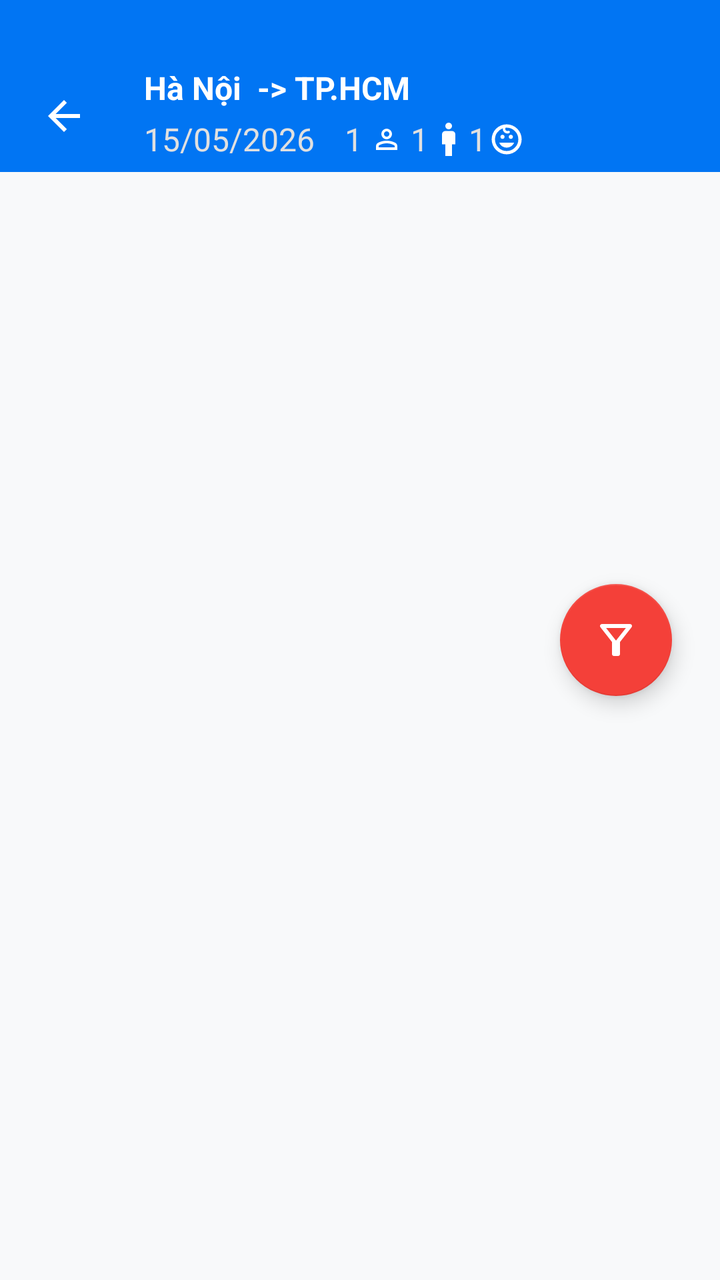
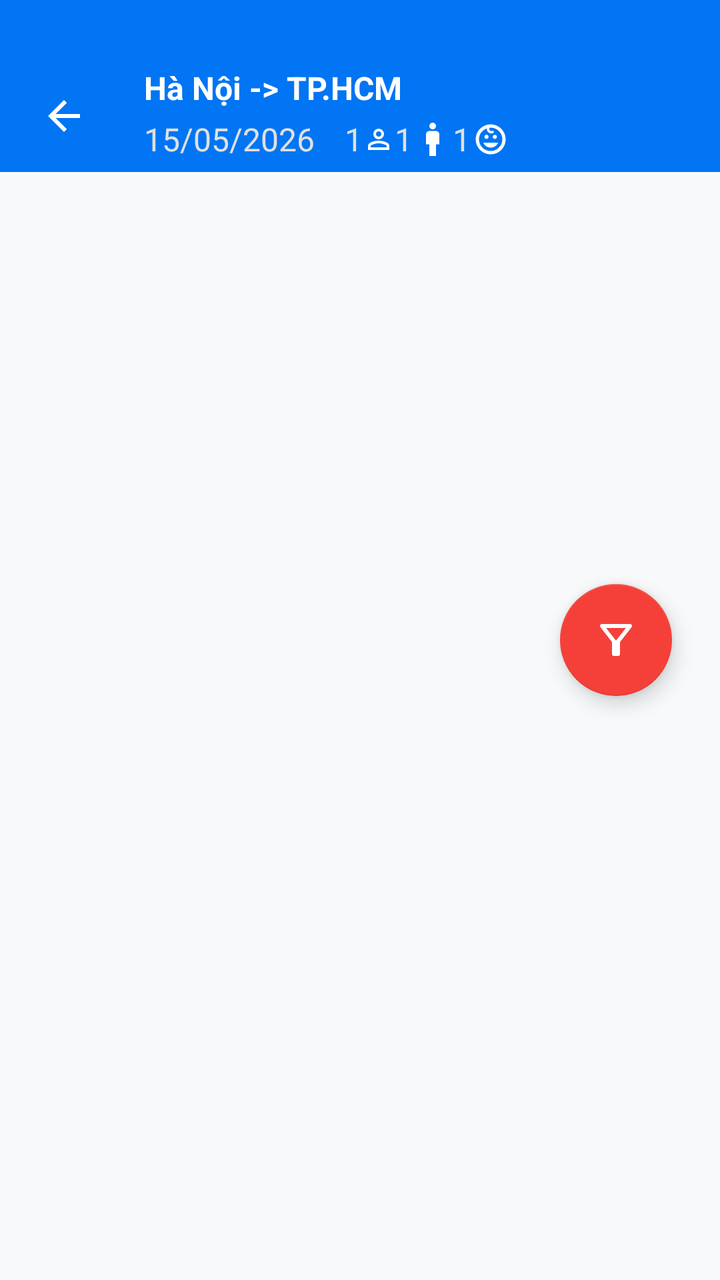

Two renders of the same Android screen: before a commit and after it. Below are the layout's source before the change and the commit's diff.
<!-- AndroidManifest.xml: application theme Theme.FlightBookingApp -->
<!-- res/layout/activity_search_flight.xml -->
<?xml version="1.0" encoding="utf-8"?>
<androidx.coordinatorlayout.widget.CoordinatorLayout xmlns:android="http://schemas.android.com/apk/res/android"
    xmlns:app="http://schemas.android.com/apk/res-auto"
    xmlns:tools="http://schemas.android.com/tools"
    android:id="@+id/main"
    android:layout_width="match_parent"
    android:layout_height="match_parent"
    android:background="#F8F9FA"
    tools:context=".ui.view.activity.SearchFlightActivity">

    <com.google.android.material.appbar.AppBarLayout
        android:layout_width="match_parent"
        android:layout_height="wrap_content"
        android:background="@color/white"
        app:elevation="0dp">

        <androidx.constraintlayout.widget.ConstraintLayout
            android:layout_width="match_parent"
            android:layout_height="wrap_content"
            android:background="@color/primary_blue">

            <com.google.android.material.appbar.MaterialToolbar
                android:id="@+id/toolbarFlights"
                android:layout_width="match_parent"
                android:layout_height="?attr/actionBarSize"
                android:layout_marginTop="30dp"
                android:paddingStart="4dp"
                app:layout_constraintStart_toStartOf="parent"
                app:layout_constraintTop_toTopOf="parent"
                app:navigationIcon="@drawable/ic_back"
                app:navigationIconTint="@color/white"
                app:title="Danh sách chuyến bay"
                app:titleTextColor="@color/white">
                
                <LinearLayout
                    android:layout_width="match_parent"
                    android:layout_height="wrap_content"
                    android:orientation="vertical"
                    android:paddingEnd="16dp">

                    
                    <TextView
                        android:id="@+id/tv_route"
                        android:layout_width="wrap_content"
                        android:layout_height="wrap_content"
                        android:text="Hà Nội  -> TP.HCM"
                        android:textColor="@color/white"
                        android:textSize="16sp"
                        android:textStyle="bold" />

                    <LinearLayout
                        android:layout_width="match_parent"
                        android:layout_height="wrap_content"
                        android:layout_marginTop="2dp"
                        android:gravity="center_vertical"
                        android:orientation="horizontal">
                        
                        <TextView
                            android:id="@+id/tv_info_date"
                            android:layout_width="wrap_content"
                            android:layout_height="wrap_content"
                            android:text="15/05/2026"
                            android:textColor="#E0E0E0"
                            android:textSize="16sp" />

                        <TextView
                            android:id="@+id/tv_search_adult_count"
                            android:layout_width="wrap_content"
                            android:layout_height="wrap_content"
                            android:layout_marginStart="15dp"
                            android:text="1 "
                            android:textColor="#E0E0E0"
                            android:textSize="16sp" />

                        <ImageView
                            android:layout_width="16dp"
                            android:layout_height="26dp"
                            android:src="@drawable/ic_nav_profile"
                            app:tint="@color/white" />

                        <TextView
                            android:id="@+id/tv_search_child_count"
                            android:layout_width="wrap_content"
                            android:layout_height="wrap_content"
                            android:text=" 1"
                            android:textColor="#E0E0E0"
                            android:textSize="16sp" />

                        <ImageView
                            android:layout_width="20dp"
                            android:layout_height="20dp"
                            android:src="@drawable/ic_child"
                            app:tint="@color/white" />

                        <TextView
                            android:id="@+id/tv_search_baby_count"
                            android:layout_width="wrap_content"
                            android:layout_height="wrap_content"
                            android:text="1"
                            android:textColor="#E0E0E0"
                            android:textSize="16sp" />

                        <ImageView
                            android:layout_width="20dp"
                            android:layout_height="20dp"
                            android:src="@drawable/ic_baby"
                            app:tint="@color/white" />


                    </LinearLayout>


                </LinearLayout>

            </com.google.android.material.appbar.MaterialToolbar>

            
            <LinearLayout
                android:id="@+id/layout_trip_tabs"
                android:layout_width="match_parent"
                android:layout_height="wrap_content"

                android:layout_marginTop="8dp"
                android:background="@drawable/bg_tab_container"
                android:orientation="horizontal"
                android:visibility="gone"
                app:layout_constraintTop_toBottomOf="@id/toolbarFlights"
                tools:visibility="visible">

                
                <TextView
                    android:id="@+id/tab_depart"
                    android:layout_width="0dp"
                    android:layout_height="wrap_content"
                    android:layout_weight="1"
                    android:alpha="1.0"
                    android:background="@drawable/bg_seat_tab_selected"
                    android:gravity="center"
                    android:paddingVertical="10dp"
                    android:text="LƯỢT ĐI"
                    android:textSize="13sp"
                    android:textStyle="bold" />

                
                <TextView
                    android:id="@+id/tab_return"
                    android:layout_width="0dp"
                    android:layout_height="wrap_content"
                    android:layout_weight="1"
                    android:background="@drawable/bg_seat_tab_unselected"
                    android:gravity="center"
                    android:paddingVertical="10dp"
                    android:text="LƯỢT VỀ"
                    android:textSize="13sp"
                    android:textStyle="bold" />

            </LinearLayout>


        </androidx.constraintlayout.widget.ConstraintLayout>

    </com.google.android.material.appbar.AppBarLayout>

    <androidx.constraintlayout.widget.ConstraintLayout
        android:layout_width="match_parent"
        android:layout_height="match_parent"
        app:layout_behavior="@string/appbar_scrolling_view_behavior">

        <androidx.recyclerview.widget.RecyclerView
            android:id="@+id/rv_flights"
            android:layout_width="match_parent"
            android:layout_height="0dp"
            android:layout_marginTop="10dp"
            app:layout_constraintBottom_toBottomOf="parent"
            app:layout_constraintTop_toTopOf="parent"
            tools:itemCount="2"
            tools:listitem="@layout/item_flight" />

    </androidx.constraintlayout.widget.ConstraintLayout>

    
    <com.google.android.material.floatingactionbutton.FloatingActionButton
        android:id="@+id/fab_filter"
        android:layout_width="wrap_content"
        android:layout_height="wrap_content"
        android:layout_gravity="center|end"
        android:layout_margin="24dp"
        android:contentDescription="Lọc chuyến bay"
        android:src="@drawable/ic_filter"
        app:backgroundTint="#F44039"
        app:tint="@color/white" />

    <LinearLayout
        android:id="@+id/layout_empty_state"
        android:layout_width="match_parent"
        android:layout_height="match_parent"
        android:gravity="center"
        android:orientation="vertical"
        android:paddingHorizontal="32dp"
        android:visibility="gone"
        app:layout_anchor="@+id/fab_filter"
        app:layout_anchorGravity="start|bottom"
        tools:visibility="gone">

        
        <ImageView
            android:layout_width="240dp"
            android:layout_height="240dp"
            android:layout_marginBottom="24dp"
            android:scaleType="fitCenter"
            android:src="@drawable/empty_flight" />

        
        <TextView
            android:layout_width="wrap_content"
            android:layout_height="wrap_content"
            android:layout_marginBottom="12dp"
            android:gravity="center"
            android:text="Không tìm thấy chuyến bay phù hợp!"
            android:textColor="#1A1A1A"
            android:textSize="18sp"
            android:textStyle="bold" />

        
        <TextView
            android:layout_width="wrap_content"
            android:layout_height="wrap_content"
            android:layout_marginBottom="32dp"
            android:gravity="center"
            android:lineSpacingExtra="4dp"
            android:text="Vui lòng chọn ngày khác !"
            android:textColor="#757575"
            android:textSize="14sp" />

        
        <com.google.android.material.button.MaterialButton
            android:id="@+id/btn_search_other_date"
            android:layout_width="wrap_content"
            android:layout_height="56dp"
            android:backgroundTint="#F44039"
            android:paddingHorizontal="32dp"
            android:text="Tìm ngày khác"
            android:textAllCaps="false"
            android:textSize="16sp"
            app:cornerRadius="28dp"
            app:elevation="4dp" />

    </LinearLayout>

    <ProgressBar
        android:id="@+id/progress_bar"
        android:layout_width="wrap_content"
        android:layout_height="wrap_content"
        android:layout_gravity="center"
        android:visibility="visible" />

    <ProgressBar
        android:id="@+id/progress_bar_more"
        android:layout_width="wrap_content"
        android:layout_height="wrap_content"
        android:layout_gravity="center|bottom"
        android:visibility="visible" />


</androidx.coordinatorlayout.widget.CoordinatorLayout>
<!-- res/layout/item_flight.xml (included above) -->
<?xml version="1.0" encoding="utf-8"?>
<com.google.android.material.card.MaterialCardView xmlns:android="http://schemas.android.com/apk/res/android"
    xmlns:app="http://schemas.android.com/apk/res-auto"
    android:layout_width="match_parent"
    android:layout_height="wrap_content"
    android:layout_marginHorizontal="16dp"
    android:layout_marginVertical="8dp"
    app:cardBackgroundColor="#FFFFFF"
    app:cardCornerRadius="16dp"
    app:cardElevation="2dp"
    app:strokeColor="#F0F0F0"
    app:strokeWidth="1dp">

    <androidx.constraintlayout.widget.ConstraintLayout
        android:layout_width="match_parent"
        android:layout_height="wrap_content"
        android:padding="16dp">

            <com.google.android.material.imageview.ShapeableImageView
                android:id="@+id/imgAirlineLogo"
                android:layout_width="50dp"
                android:layout_height="50dp"
                android:background="#F5F5F5"
                android:padding="4dp"
                android:src="@drawable/ic_airline"
                android:scaleType="centerCrop"
                app:shapeAppearanceOverlay="@style/RoundedCorners"
                app:layout_constraintStart_toStartOf="parent"
                app:layout_constraintTop_toTopOf="parent"/>
        
        <TextView
            android:id="@+id/tv_flight_number"
            android:layout_width="wrap_content"
            android:layout_height="wrap_content"
            android:layout_marginStart="12dp"
            android:text="VJ-456"
            android:textColor="#212121"
            android:textSize="18sp"
            android:textStyle="bold"
            app:layout_constraintBottom_toTopOf="@id/tv_flight_airline"
            app:layout_constraintStart_toEndOf="@id/imgAirlineLogo"
            app:layout_constraintTop_toTopOf="@id/imgAirlineLogo" />

        <TextView
            android:id="@+id/tv_flight_airline"
            android:layout_width="wrap_content"
            android:layout_height="wrap_content"
            android:layout_marginStart="12dp"
            android:text="Vietjet Air"
            android:textColor="#757575"
            android:textSize="13sp"
            app:layout_constraintStart_toEndOf="@id/imgAirlineLogo"
            app:layout_constraintTop_toBottomOf="@id/tv_flight_number" />


        <TextView
            android:id="@+id/tv_date"
            android:layout_width="wrap_content"
            android:layout_height="wrap_content"
            android:text="20/05/2026"
            android:textColor="#757575"
            android:textSize="15sp"
            app:layout_constraintBottom_toTopOf="@id/tv_duration"
            app:layout_constraintEnd_toEndOf="parent"
            app:layout_constraintTop_toTopOf="@id/imgAirlineLogo"
             />

        <TextView
            android:id="@+id/tv_duration"
            android:layout_width="wrap_content"
            android:layout_height="wrap_content"
            android:text="01 h 40p"
            android:textColor="#757575"
            android:textSize="13sp"
            app:layout_constraintEnd_toEndOf="parent"
            app:layout_constraintTop_toBottomOf="@id/tv_date"
            />


        <TextView
            android:id="@+id/tv_departure_time"
            android:layout_width="wrap_content"
            android:layout_height="wrap_content"
            android:layout_marginTop="12dp"
            android:text="5.50"
            android:textColor="#212121"
            android:textSize="22sp"
            android:textStyle="bold"
            app:layout_constraintStart_toStartOf="parent"
            app:layout_constraintTop_toBottomOf="@id/imgAirlineLogo" />

        <TextView
            android:id="@+id/tv_departure_location"
            android:layout_width="wrap_content"
            android:layout_height="wrap_content"
            android:layout_marginTop="4dp"
            android:text="HAN"
            android:textColor="#757575"
            android:textSize="14sp"
            app:layout_constraintStart_toStartOf="parent"
            app:layout_constraintTop_toBottomOf="@id/tv_departure_time" />

        <TextView
            android:id="@+id/tv_arrival_time"
            android:layout_width="wrap_content"
            android:layout_height="wrap_content"
            android:text="7.30"
            android:textColor="#212121"
            android:textSize="22sp"
            android:textStyle="bold"
            app:layout_constraintEnd_toEndOf="parent"
            app:layout_constraintTop_toTopOf="@id/tv_departure_time" />

        <TextView
            android:id="@+id/tv_arrival_location"
            android:layout_width="wrap_content"
            android:layout_height="wrap_content"
            android:layout_marginTop="4dp"
            android:text="SGN"
            android:textColor="#757575"
            android:textSize="14sp"
            app:layout_constraintEnd_toEndOf="parent"
            app:layout_constraintTop_toBottomOf="@id/tv_arrival_time" />

        <com.google.android.material.card.MaterialCardView
            android:id="@+id/card_plane_icon"
            android:layout_width="44dp"
            android:layout_height="44dp"
            app:cardBackgroundColor="#0175F3"
            app:cardCornerRadius="22dp"
            app:cardElevation="0dp"
            app:layout_constraintBottom_toBottomOf="@id/tv_departure_location"
            app:layout_constraintEnd_toStartOf="@id/tv_arrival_time"
            app:layout_constraintStart_toEndOf="@id/tv_departure_time"
            app:layout_constraintTop_toTopOf="@id/tv_departure_time">

            <ImageView
                android:layout_width="24dp"
                android:layout_height="24dp"
                android:layout_gravity="center"
                android:scaleType="centerCrop"
                android:src="@drawable/ic_item_flight"
                app:tint="#FFFFFF" />
        </com.google.android.material.card.MaterialCardView>

        <com.google.android.material.card.MaterialCardView
            android:id="@+id/dot_left"
            android:layout_width="6dp"
            android:layout_height="6dp"
            android:layout_marginStart="16dp"
            app:cardBackgroundColor="#D6D6D6"
            app:cardCornerRadius="3dp"
            app:cardElevation="0dp"
            app:layout_constraintBottom_toBottomOf="@id/card_plane_icon"
            app:layout_constraintStart_toEndOf="@id/tv_departure_time"
            app:layout_constraintTop_toTopOf="@id/card_plane_icon" />

        <View
            android:layout_width="0dp"
            android:layout_height="2dp"
            android:background="#E0E0E0"
            app:layout_constraintBottom_toBottomOf="@id/card_plane_icon"
            app:layout_constraintEnd_toStartOf="@id/card_plane_icon"
            app:layout_constraintStart_toEndOf="@id/dot_left"
            app:layout_constraintTop_toTopOf="@id/card_plane_icon" />

        <com.google.android.material.card.MaterialCardView
            android:id="@+id/dot_right"
            android:layout_width="6dp"
            android:layout_height="6dp"
            android:layout_marginEnd="16dp"
            app:cardBackgroundColor="#D6D6D6"
            app:cardCornerRadius="3dp"
            app:cardElevation="0dp"
            app:layout_constraintBottom_toBottomOf="@id/card_plane_icon"
            app:layout_constraintEnd_toStartOf="@id/tv_arrival_time"
            app:layout_constraintTop_toTopOf="@id/card_plane_icon" />

        <View
            android:layout_width="0dp"
            android:layout_height="2dp"
            android:background="#E0E0E0"
            app:layout_constraintBottom_toBottomOf="@id/card_plane_icon"
            app:layout_constraintEnd_toStartOf="@id/dot_right"
            app:layout_constraintStart_toEndOf="@id/card_plane_icon"
            app:layout_constraintTop_toTopOf="@id/card_plane_icon" />


        <View
            android:id="@+id/divider"
            android:layout_width="match_parent"
            android:layout_height="1dp"
            android:layout_marginTop="15dp"
            android:background="#F0F0F0"
            app:layout_constraintTop_toBottomOf="@id/tv_departure_location" />


        <ImageView
            android:id="@+id/iv_fare_class"
            android:layout_width="24dp"
            android:layout_height="24dp"
            android:layout_marginTop="15dp"
            android:src="@drawable/ic_fare_class"
            app:tint="#757575"
            app:layout_constraintStart_toStartOf="parent"
            app:layout_constraintTop_toBottomOf="@id/divider" />

        <TextView
            android:id="@+id/tv_fare_class"
            android:layout_width="wrap_content"
            android:layout_height="wrap_content"
            android:layout_marginStart="8dp"
            android:text="Phổ thông tiết kiệm"
            android:textColor="#757575"
            android:textSize="15sp"
            app:layout_constraintBottom_toBottomOf="@id/iv_fare_class"
            app:layout_constraintStart_toEndOf="@id/iv_fare_class"
            app:layout_constraintTop_toTopOf="@id/iv_fare_class" />

        <TextView
            android:id="@+id/tv_price"
            android:layout_width="wrap_content"
            android:layout_height="wrap_content"
            android:text="2.500.000 đ"
            android:textColor="@color/primary_red"
            android:textSize="18sp"
            android:textStyle="bold"
            app:layout_constraintBottom_toBottomOf="@id/iv_fare_class"
            app:layout_constraintEnd_toEndOf="parent"
            app:layout_constraintTop_toTopOf="@id/iv_fare_class" />


    </androidx.constraintlayout.widget.ConstraintLayout>
</com.google.android.material.card.MaterialCardView>
<!-- resources referenced by this layout -->
<resources>
  <color name="primary_blue">#0175F3</color>
  <color name="primary_red">#F44039</color>
  <color name="white">#FFFFFFFF</color>
  <!-- drawable bg_seat_tab_unselected (drawable) -->
  <?xml version="1.0" encoding="utf-8"?>
  <shape xmlns:android="http://schemas.android.com/apk/res/android"
      android:shape="rectangle">
      <solid android:color="@color/white" />
  </shape>
  <!-- drawable bg_tab_container (drawable) -->
  <?xml version="1.0" encoding="utf-8"?>
  <shape xmlns:android="http://schemas.android.com/apk/res/android"
      android:shape="rectangle">
  
      
      <solid android:color="#0165D8" />
  
      <corners android:radius="8dp" />
  
  </shape>
  <!-- drawable ic_back (drawable) -->
  <vector xmlns:android="http://schemas.android.com/apk/res/android"
      android:width="16dp"
      android:height="16dp"
      android:viewportWidth="16"
      android:viewportHeight="16">
    <path
        android:pathData="M3.825,9L9.425,14.6L8,16L0,8L8,0L9.425,1.4L3.825,7H16V9H3.825Z"
        android:fillColor="#64748B"/>
  </vector>
  <!-- drawable ic_child (drawable) -->
  <vector xmlns:android="http://schemas.android.com/apk/res/android" android:height="30dp" android:viewportHeight="960" android:viewportWidth="960" android:width="30dp">
        
      <path android:fillColor="#006D3B" android:pathData="M400,880v-280h-80v-240q0,-33 23.5,-56.5T400,280h160q33,0 56.5,23.5T640,360v240h-80v280L400,880ZM480,240q-33,0 -56.5,-23.5T400,160q0,-33 23.5,-56.5T480,80q33,0 56.5,23.5T560,160q0,33 -23.5,56.5T480,240Z"/>
      
  </vector>
  <!-- drawable ic_filter (drawable) -->
  <vector xmlns:android="http://schemas.android.com/apk/res/android"
      android:width="24dp"
      android:height="24dp"
      android:viewportWidth="960"
      android:viewportHeight="960">
    <path
        android:pathData="M440,800q-17,0 -28.5,-11.5T400,760v-240L168,224q-15,-20 -4.5,-42t36.5,-22h560q26,0 36.5,22t-4.5,42L560,520v240q0,17 -11.5,28.5T520,800h-80ZM480,492 L678,240L282,240l198,252ZM480,492Z"
        android:fillColor="#FFFFFF"/>
  </vector>
  <!-- drawable ic_item_flight (drawable) -->
  <vector xmlns:android="http://schemas.android.com/apk/res/android"
      android:width="20dp"
      android:height="20dp"
      android:viewportWidth="20"
      android:viewportHeight="20">
    <path
        android:pathData="M0,5H2.5L4.6,8H8.2L5,0H8L13.6,8H18C18.55,8 19.021,8.196 19.413,8.587C19.804,8.979 20,9.45 20,10C20,10.55 19.804,11.021 19.413,11.413C19.021,11.804 18.55,12 18,12H13.6L8,20H5L8.2,12H4.6L2.5,15H0L1.5,10L0,5Z"
        android:fillColor="#0059BB"/>
  </vector>
  <style name="RoundedCorners" parent="">
          <item name="cornerFamily">rounded</item>
          <item name="cornerSizeTopLeft">2dp</item>
          <item name="cornerSizeTopRight">2dp</item>
          <item name="cornerSizeBottomLeft">2dp</item>
          <item name="cornerSizeBottomRight">2dp</item>
      </style>
  <color name="purple_500">#FF6200EE</color>
  <color name="purple_700">#FF3700B3</color>
  <color name="teal_200">#FF03DAC5</color>
  <color name="teal_700">#FF018786</color>
  <color name="black">#FF000000</color>
  <!-- unchanged entries left out for length: 7 -->
</resources>

<!-- the commit's change to res/layout/activity_search_flight.xml (unified diff, before → after) -->
@@ -29,21 +29,19 @@
                 app:layout_constraintTop_toTopOf="parent"
                 app:navigationIcon="@drawable/ic_back"
                 app:navigationIconTint="@color/white"
-                app:title="Danh sách chuyến bay"
+                app:title="@string/title_flight_list"
                 app:titleTextColor="@color/white">
-                
                 <LinearLayout
                     android:layout_width="match_parent"
                     android:layout_height="wrap_content"
                     android:orientation="vertical"
                     android:paddingEnd="16dp">
 
-                    
                     <TextView
                         android:id="@+id/tv_route"
                         android:layout_width="wrap_content"
                         android:layout_height="wrap_content"
-                        android:text="Hà Nội  -> TP.HCM"
+                        android:text="@string/placeholder_search_route"
                         android:textColor="@color/white"
                         android:textSize="16sp"
                         android:textStyle="bold" />
@@ -54,12 +52,11 @@
                         android:layout_marginTop="2dp"
                         android:gravity="center_vertical"
                         android:orientation="horizontal">
-                        
                         <TextView
                             android:id="@+id/tv_info_date"
                             android:layout_width="wrap_content"
                             android:layout_height="wrap_content"
-                            android:text="15/05/2026"
+                            android:text="@string/placeholder_search_date"
                             android:textColor="#E0E0E0"
                             android:textSize="16sp" />
 
@@ -68,7 +65,7 @@
                             android:layout_width="wrap_content"
                             android:layout_height="wrap_content"
                             android:layout_marginStart="15dp"
-                            android:text="1 "
+                            android:text="@string/placeholder_count_default"
                             android:textColor="#E0E0E0"
                             android:textSize="16sp" />
 
@@ -82,7 +79,7 @@
                             android:id="@+id/tv_search_child_count"
                             android:layout_width="wrap_content"
                             android:layout_height="wrap_content"
-                            android:text=" 1"
+                            android:text="@string/placeholder_count_default"
                             android:textColor="#E0E0E0"
                             android:textSize="16sp" />
 
@@ -96,7 +93,7 @@
                             android:id="@+id/tv_search_baby_count"
                             android:layout_width="wrap_content"
                             android:layout_height="wrap_content"
-                            android:text="1"
+                            android:text="@string/placeholder_count_default"
                             android:textColor="#E0E0E0"
                             android:textSize="16sp" />
 
@@ -114,7 +111,6 @@
 
             </com.google.android.material.appbar.MaterialToolbar>
 
-            
             <LinearLayout
                 android:id="@+id/layout_trip_tabs"
                 android:layout_width="match_parent"
@@ -127,7 +123,6 @@
                 app:layout_constraintTop_toBottomOf="@id/toolbarFlights"
                 tools:visibility="visible">
 
-                
                 <TextView
                     android:id="@+id/tab_depart"
                     android:layout_width="0dp"
@@ -137,11 +132,10 @@
                     android:background="@drawable/bg_seat_tab_selected"
                     android:gravity="center"
                     android:paddingVertical="10dp"
-                    android:text="LƯỢT ĐI"
+                    android:text="@string/tab_outbound"
                     android:textSize="13sp"
                     android:textStyle="bold" />
 
-                
                 <TextView
                     android:id="@+id/tab_return"
                     android:layout_width="0dp"
@@ -150,7 +144,7 @@
                     android:background="@drawable/bg_seat_tab_unselected"
                     android:gravity="center"
                     android:paddingVertical="10dp"
-                    android:text="LƯỢT VỀ"
+                    android:text="@string/tab_return"
                     android:textSize="13sp"
                     android:textStyle="bold" />
 
@@ -178,14 +172,13 @@
 
     </androidx.constraintlayout.widget.ConstraintLayout>
 
-    
     <com.google.android.material.floatingactionbutton.FloatingActionButton
         android:id="@+id/fab_filter"
         android:layout_width="wrap_content"
         android:layout_height="wrap_content"
         android:layout_gravity="center|end"
         android:layout_margin="24dp"
-        android:contentDescription="Lọc chuyến bay"
+        android:contentDescription="@string/desc_filter_flights"
         android:src="@drawable/ic_filter"
         app:backgroundTint="#F44039"
         app:tint="@color/white" />
@@ -202,7 +195,6 @@
         app:layout_anchorGravity="start|bottom"
         tools:visibility="gone">
 
-        
         <ImageView
             android:layout_width="240dp"
             android:layout_height="240dp"
@@ -210,36 +202,33 @@
             android:scaleType="fitCenter"
             android:src="@drawable/empty_flight" />
 
-        
         <TextView
             android:layout_width="wrap_content"
             android:layout_height="wrap_content"
             android:layout_marginBottom="12dp"
             android:gravity="center"
-            android:text="Không tìm thấy chuyến bay phù hợp!"
+            android:text="@string/error_no_flights_title"
             android:textColor="#1A1A1A"
             android:textSize="18sp"
             android:textStyle="bold" />
 
-        
         <TextView
             android:layout_width="wrap_content"
             android:layout_height="wrap_content"
             android:layout_marginBottom="32dp"
             android:gravity="center"
             android:lineSpacingExtra="4dp"
-            android:text="Vui lòng chọn ngày khác !"
+            android:text="@string/error_no_flights_desc"
             android:textColor="#757575"
             android:textSize="14sp" />
 
-        
         <com.google.android.material.button.MaterialButton
             android:id="@+id/btn_search_other_date"
             android:layout_width="wrap_content"
             android:layout_height="56dp"
             android:backgroundTint="#F44039"
             android:paddingHorizontal="32dp"
-            android:text="Tìm ngày khác"
+            android:text="@string/btn_search_other_date"
             android:textAllCaps="false"
             android:textSize="16sp"
             app:cornerRadius="28dp"
@@ -282,18 +271,18 @@
         android:layout_height="wrap_content"
         android:padding="16dp">
 
-            <com.google.android.material.imageview.ShapeableImageView
-                android:id="@+id/imgAirlineLogo"
-                android:layout_width="50dp"
-                android:layout_height="50dp"
-                android:background="#F5F5F5"
-                android:padding="4dp"
-                android:src="@drawable/ic_airline"
-                android:scaleType="centerCrop"
-                app:shapeAppearanceOverlay="@style/RoundedCorners"
-                app:layout_constraintStart_toStartOf="parent"
-                app:layout_constraintTop_toTopOf="parent"/>
-        
+        <com.google.android.material.imageview.ShapeableImageView
+            android:id="@+id/imgAirlineLogo"
+            android:layout_width="50dp"
+            android:layout_height="50dp"
+            android:background="#F5F5F5"
+            android:padding="4dp"
+            android:src="@drawable/ic_airline"
+            android:scaleType="centerCrop"
+            app:shapeAppearanceOverlay="@style/RoundedCorners"
+            app:layout_constraintStart_toStartOf="parent"
+            app:layout_constraintTop_toTopOf="parent"/>
+
         <TextView
             android:id="@+id/tv_flight_number"
             android:layout_width="wrap_content"
@@ -329,7 +318,7 @@
             app:layout_constraintBottom_toTopOf="@id/tv_duration"
             app:layout_constraintEnd_toEndOf="parent"
             app:layout_constraintTop_toTopOf="@id/imgAirlineLogo"
-             />
+            />
 
         <TextView
             android:id="@+id/tv_duration"
<!-- resource entries referenced after the edit -->
@@ -56,6 +56,16 @@
         android:pathData="M0,5H2.5L4.6,8H8.2L5,0H8L13.6,8H18C18.55,8 19.021,8.196 19.413,8.587C19.804,8.979 20,9.45 20,10C20,10.55 19.804,11.021 19.413,11.413C19.021,11.804 18.55,12 18,12H13.6L8,20H5L8.2,12H4.6L2.5,15H0L1.5,10L0,5Z"
         android:fillColor="#0059BB"/>
   </vector>
+  <string name="btn_search_other_date">Tìm ngày khác</string>
+  <string name="desc_filter_flights">Lọc chuyến bay</string>
+  <string name="error_no_flights_desc">Vui lòng chọn ngày khác !</string>
+  <string name="error_no_flights_title">Không tìm thấy chuyến bay phù hợp!</string>
+  <string name="placeholder_count_default">1</string>
+  <string name="placeholder_search_date">15/05/2026</string>
+  <string name="placeholder_search_route">Hà Nội  -&gt; TP.HCM</string>
+  <string name="tab_outbound">LƯỢT ĐI</string>
+  <string name="tab_return">LƯỢT VỀ</string>
+  <string name="title_flight_list">Danh sách chuyến bay</string>
   <style name="RoundedCorners" parent="">
           <item name="cornerFamily">rounded</item>
           <item name="cornerSizeTopLeft">2dp</item>
